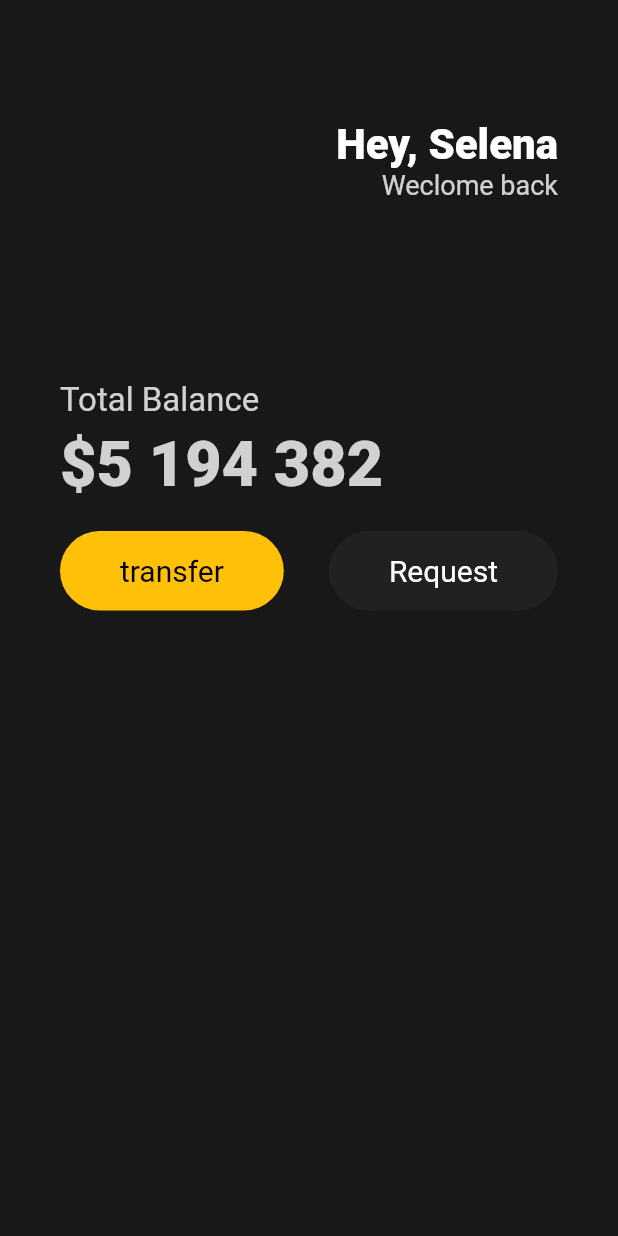
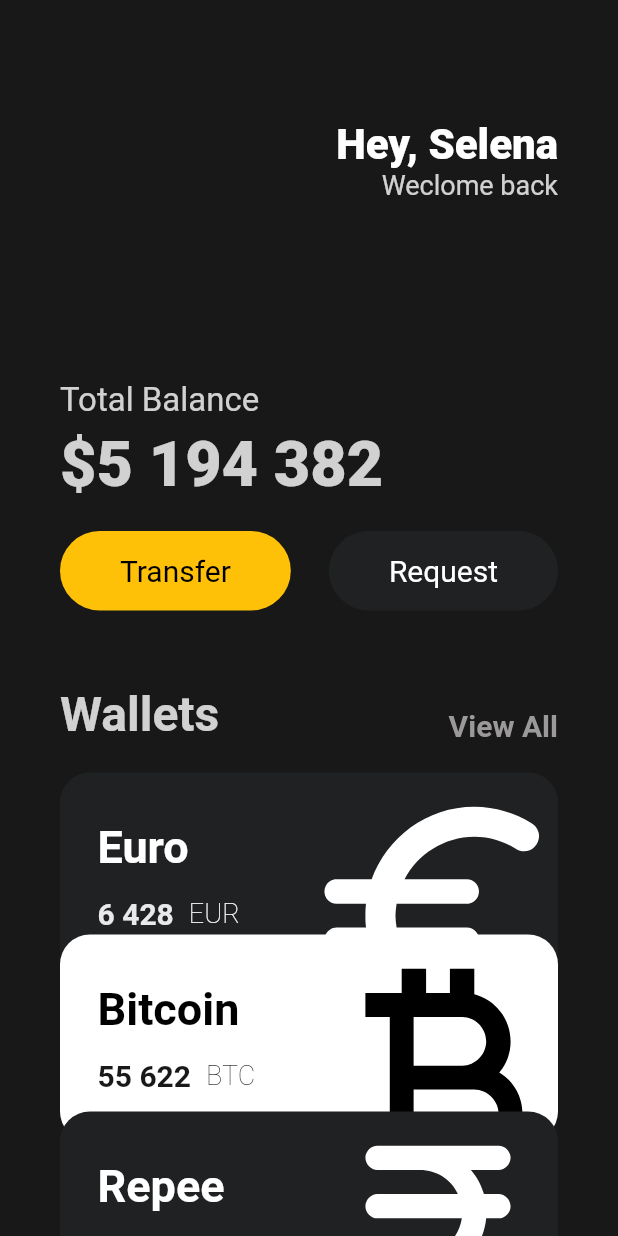
Before and after one commit to sleeg00/flutter, a Flutter app: the screen it shows after launch, on a phone screen of 412 x 824 dp. Run offline on Flutter 3.47's test engine with Material 2 defaults, Android fonts, the phone set to English and light mode, and no system bars.

Commit message:
flutter의 transfer & Container(border) class화 & Scroll

```diff
--- a/lib/main.dart
+++ b/lib/main.dart
@@ -1,5 +1,6 @@
 import 'package:flutter/material.dart';
 import 'package:toonflix/widget/button.dart';
+import 'package:toonflix/widget/currency_card.dart';
 
 class Player {
   String? name = "sleeg";
@@ -24,7 +25,8 @@ class App extends StatelessWidget {
         home: Scaffold(
       //화면 구성 구조물
       backgroundColor: const Color(0xFF181818),
-      body: Padding(
+      body: SingleChildScrollView(
+        child: Padding(
           padding: const EdgeInsets.symmetric(horizontal: 40),
           child: Column(
             crossAxisAlignment: CrossAxisAlignment.start,
@@ -78,7 +80,7 @@ class App extends StatelessWidget {
                 mainAxisAlignment: MainAxisAlignment.spaceBetween,
                 children: const [
                   Button(
-                      text: 'transfer',
+                      text: 'Transfer',
                       bgcColor: Color(0xFFFFC107),
                       textColor: Colors.black),
                   Button(
@@ -86,9 +88,67 @@ class App extends StatelessWidget {
                       bgcColor: Color(0xFF1F2123),
                       textColor: Colors.white),
                 ],
-              )
+              ),
+              const SizedBox(
+                height: 50,
+              ),
+              Row(
+                crossAxisAlignment: CrossAxisAlignment.end,
+                mainAxisAlignment: MainAxisAlignment.spaceBetween,
+                children: [
+                  Text('Wallets',
+                      style: TextStyle(
+                        color: const Color(0xFFFFFFFF).withOpacity(0.8),
+                        fontSize: 32,
+                        fontWeight: FontWeight.w600,
+                      )),
+                  const Text(
+                    'View All',
+                    style: TextStyle(
+                      fontSize: 20,
+                      color: Color.fromARGB(255, 155, 153, 153),
+                      fontWeight: FontWeight.w600,
+                    ),
+                  ),
+                ],
+              ),
+              const SizedBox(
+                height: 20,
+              ),
+              const CurrencyCard(
+                name: 'Euro',
+                code: 'EUR',
+                amount: '6 428',
+                icon: Icons.euro_rounded,
+                bgColor: 0xFF1F2123,
+                textColor: 0xFFFFFFFF,
+                x: 0,
+                y: 0,
+              ),
+              const CurrencyCard(
+                name: 'Bitcoin',
+                code: 'BTC',
+                amount: '55 622',
+                icon: Icons.currency_bitcoin,
+                bgColor: 0xFFFFFFFF,
+                textColor: 0xFF000000,
+                x: 0,
+                y: -30,
+              ),
+              const CurrencyCard(
+                name: 'Repee',
+                code: 'INR',
+                amount: '28 981',
+                icon: Icons.currency_rupee_rounded,
+                bgColor: 0xFF1F2123,
+                textColor: 0xFFFFFFFF,
+                x: 0,
+                y: -50,
+              ),
             ],
-          )),
+          ),
+        ),
+      ),
     ));
   }
 }
--- /dev/null
+++ b/lib/widget/currency_card.dart
@@ -0,0 +1,90 @@
+import 'package:flutter/material.dart';
+
+class CurrencyCard extends StatelessWidget {
+  final String name, code, amount;
+  final IconData icon;
+  final int bgColor, textColor;
+  final double x, y;
+
+  const CurrencyCard(
+      {super.key,
+      required this.name,
+      required this.code,
+      required this.amount,
+      required this.icon,
+      required this.bgColor,
+      required this.textColor,
+      required this.x,
+      required this.y});
+  @override
+  Widget build(BuildContext context) {
+    return Transform.translate(
+      offset: Offset(x, y),
+      child: Container(
+        clipBehavior: Clip.hardEdge,
+        decoration: BoxDecoration(
+          color: Color(bgColor),
+          borderRadius: BorderRadius.circular(20),
+        ),
+        child: Padding(
+          padding: const EdgeInsets.all(25),
+          child: Row(
+            mainAxisAlignment: MainAxisAlignment.spaceBetween,
+            children: [
+              Column(
+                crossAxisAlignment: CrossAxisAlignment.start,
+                children: [
+                  Text(
+                    name,
+                    style: TextStyle(
+                      fontSize: 30,
+                      color: Color(textColor),
+                      fontWeight: FontWeight.w600,
+                    ),
+                  ),
+                  const SizedBox(
+                    height: 15,
+                  ),
+                  Row(
+                    children: [
+                      Text(
+                        amount,
+                        style: TextStyle(
+                          fontSize: 20,
+                          color: Color(textColor).withOpacity(0.9),
+                          fontWeight: FontWeight.w600,
+                        ),
+                      ),
+                      const SizedBox(
+                        width: 10,
+                      ),
+                      Text(
+                        code,
+                        style: TextStyle(
+                          fontSize: 18,
+                          color: Color(textColor),
+                          fontWeight: FontWeight.w200,
+                        ),
+                      ),
+                    ],
+                  ),
+                ],
+              ),
+              Transform.scale(
+                scale: 2.2,
+                child: Transform.translate(
+                  offset: const Offset(-5, 12),
+                  child: Icon(
+                    icon,
+                    color: Color(textColor),
+                    size: 88,
+                  ),
+                ),
+              ),
+            ],
+          ),
+        ),
+      ),
+    );
+  }
+}
```
